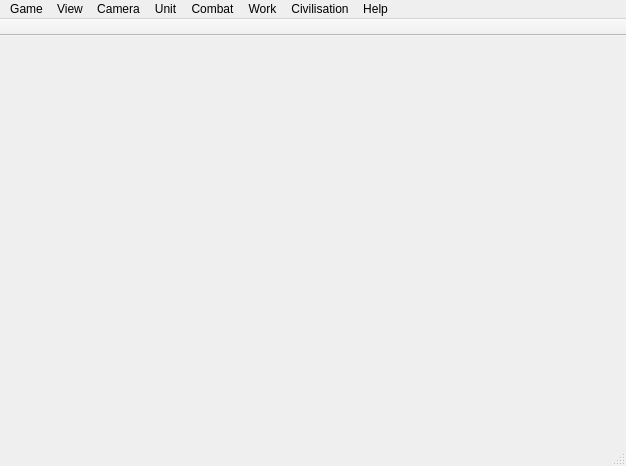
The window that gui-kde/mainwindow.ui (jusirkka/freeciv-kde) describes before a commit, drawn with Qt 5.
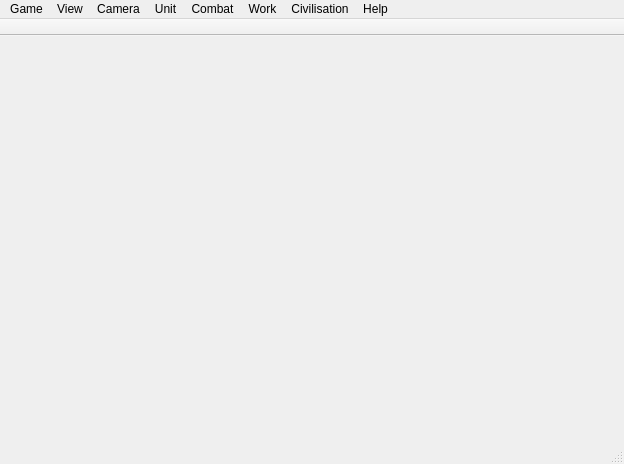
The same window after the commit. Icons and pictures are not drawn.

```diff
--- a/gui-kde/mainwindow.ui
+++ b/gui-kde/mainwindow.ui
@@ -6,8 +6,8 @@
    <rect>
     <x>0</x>
     <y>0</y>
-    <width>626</width>
-    <height>466</height>
+    <width>624</width>
+    <height>464</height>
    </rect>
   </property>
   <property name="windowTitle">
@@ -19,7 +19,7 @@
     <rect>
      <x>0</x>
      <y>0</y>
-     <width>626</width>
+     <width>624</width>
      <height>25</height>
     </rect>
    </property>
```
Left out of the diff: 26 changed lines with no effect on the pictures.
